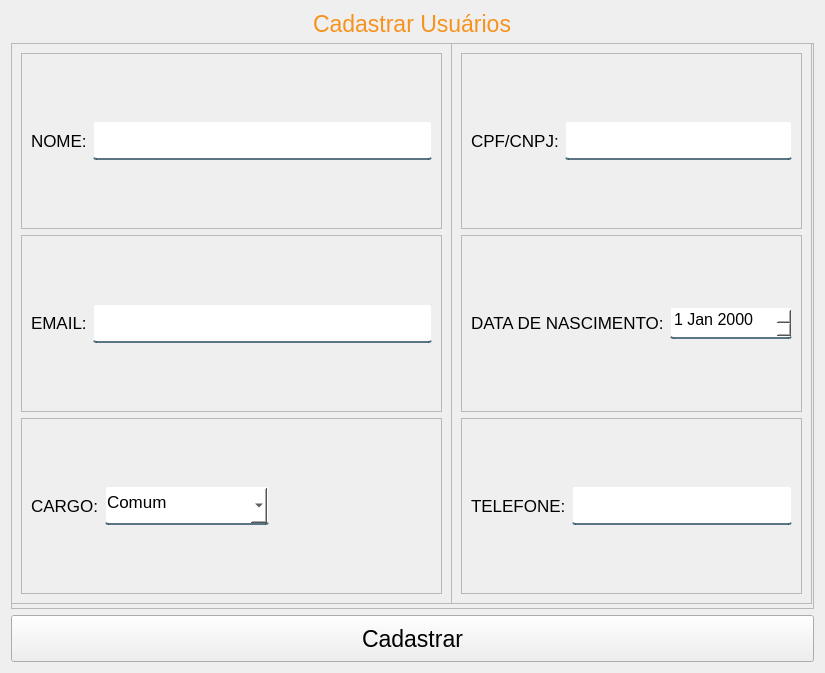
Above: App/view/ui/cadastroPessoas.ui from Senac-SOR-ADS/Mapa-de-Sala before the change. Below: the same form after it.
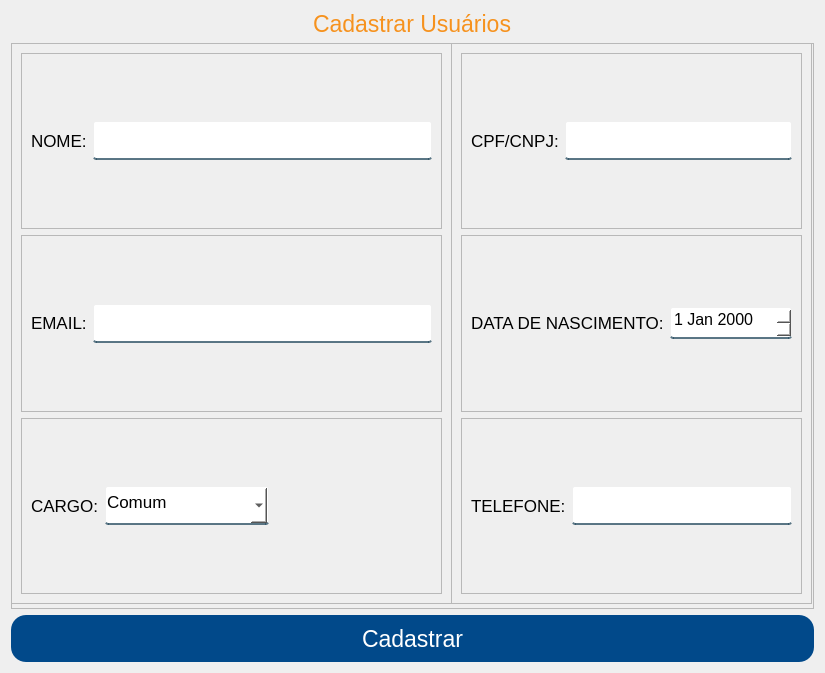
That is the form after the change.

Commit message:
estilização
adicionada estilização

```diff
--- a/App/view/ui/cadastroPessoas.ui
+++ b/App/view/ui/cadastroPessoas.ui
@@ -23,7 +23,7 @@
 	padding-bottom:7px;
 }
  
-#btnEditar {
+#btnCadastrar {
 	background-color: #01498a;
 	color: #FFF;
 border: none;
```
Left out of the diff: 2 changed lines with no effect on the pictures.
